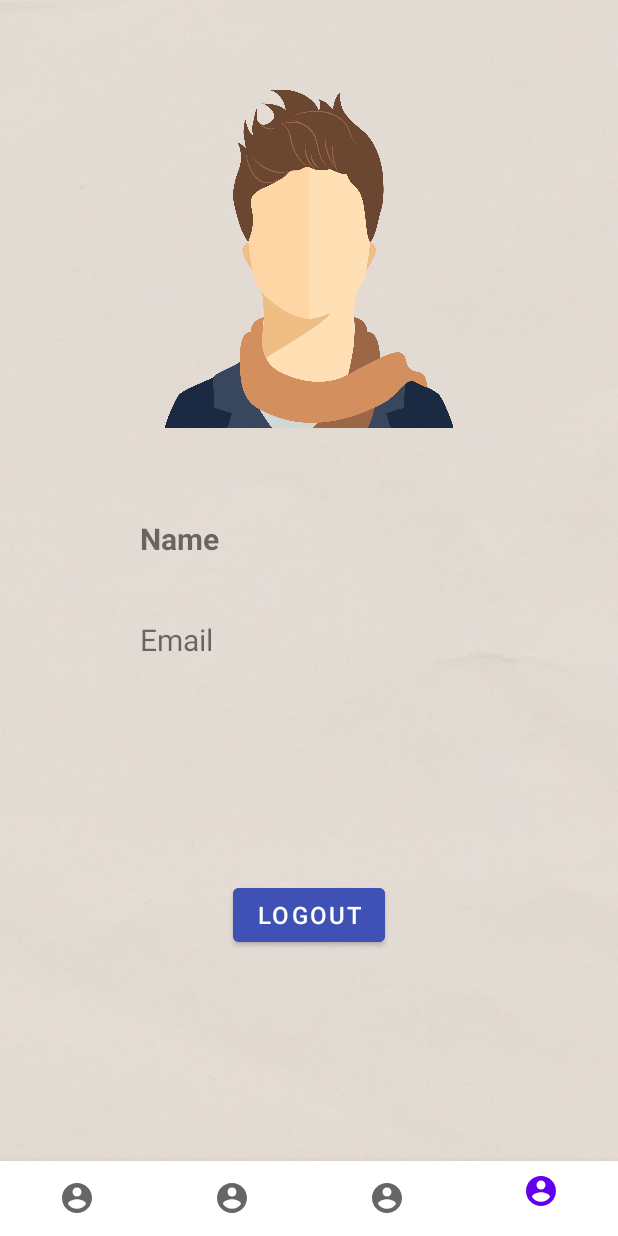
After one commit to kamalpreetsinghh/HolidayHype, an Android app: the ProfileFragment screen opened through its navigation route, on a phone screen of 412 x 824 dp. The commit adds this screen. Run offline under Robolectric (Android 15) with nearby library versions, the phone set to English and light mode, and no system bars; our stand-ins replace Firebase (no records; nobody signed in at launch, a user with empty details on screens opened directly), navigation-ui.

Commit message:
Added tab bar and logout and profile screen

```diff
--- a/app/build.gradle
+++ b/app/build.gradle
@@ -36,6 +36,8 @@ dependencies {
     implementation 'androidx.appcompat:appcompat:1.3.0'
     implementation 'com.google.android.material:material:1.4.0'
     implementation 'androidx.constraintlayout:constraintlayout:2.0.4'
+    implementation 'androidx.navigation:navigation-fragment:2.4.2'
+    implementation 'androidx.navigation:navigation-ui:2.4.2'
     testImplementation 'junit:junit:4.13.2'
     androidTestImplementation 'androidx.test.ext:junit:1.1.3'
     androidTestImplementation 'androidx.test.espresso:espresso-core:3.4.0'
--- /dev/null
+++ b/app/src/main/java/com/example/holidayhype/views/AttractionsFragment.java
@@ -0,0 +1,66 @@
+package com.example.holidayhype.views;
+
+import android.os.Bundle;
+
+import androidx.fragment.app.Fragment;
+
+import android.view.LayoutInflater;
+import android.view.View;
+import android.view.ViewGroup;
+
+import com.example.holidayhype.R;
+
+/**
+ * A simple {@link Fragment} subclass.
+ * Use the {@link AttractionsFragment#newInstance} factory method to
+ * create an instance of this fragment.
+ */
+public class AttractionsFragment extends Fragment {
+
+    // TODO: Rename parameter arguments, choose names that match
+    // the fragment initialization parameters, e.g. ARG_ITEM_NUMBER
+    private static final String ARG_PARAM1 = "param1";
+    private static final String ARG_PARAM2 = "param2";
+
+    // TODO: Rename and change types of parameters
+    private String mParam1;
+    private String mParam2;
+
+    public AttractionsFragment() {
+        // Required empty public constructor
+    }
+
+    /**
+     * Use this factory method to create a new instance of
+     * this fragment using the provided parameters.
+     *
+     * @param param1 Parameter 1.
+     * @param param2 Parameter 2.
+     * @return A new instance of fragment AttractionsFragment.
+     */
+    // TODO: Rename and change types and number of parameters
+    public static AttractionsFragment newInstance(String param1, String param2) {
+        AttractionsFragment fragment = new AttractionsFragment();
+        Bundle args = new Bundle();
+        args.putString(ARG_PARAM1, param1);
+        args.putString(ARG_PARAM2, param2);
+        fragment.setArguments(args);
+        return fragment;
+    }
+
+    @Override
+    public void onCreate(Bundle savedInstanceState) {
+        super.onCreate(savedInstanceState);
+        if (getArguments() != null) {
+            mParam1 = getArguments().getString(ARG_PARAM1);
+            mParam2 = getArguments().getString(ARG_PARAM2);
+        }
+    }
+
+    @Override
+    public View onCreateView(LayoutInflater inflater, ViewGroup container,
+                             Bundle savedInstanceState) {
+        // Inflate the layout for this fragment
+        return inflater.inflate(R.layout.fragment_attractions, container, false);
+    }
+}
--- a/app/src/main/java/com/example/holidayhype/views/MainActivity.java
+++ b/app/src/main/java/com/example/holidayhype/views/MainActivity.java
@@ -1,16 +1,30 @@
 package com.example.holidayhype.views;
 
 import androidx.appcompat.app.AppCompatActivity;
+import androidx.navigation.NavController;
+import androidx.navigation.fragment.NavHostFragment;
+import androidx.navigation.ui.NavigationUI;
 
 import android.os.Bundle;
 
 import com.example.holidayhype.R;
+import com.example.holidayhype.databinding.ActivityMainBinding;
+import com.google.android.material.bottomnavigation.BottomNavigationView;
 
 public class MainActivity extends AppCompatActivity {
+    private final String TAG = this.getClass().getCanonicalName();
+    private ActivityMainBinding binding;
 
     @Override
     protected void onCreate(Bundle savedInstanceState) {
         super.onCreate(savedInstanceState);
-        setContentView(R.layout.activity_main);
+        this.binding = ActivityMainBinding.inflate(getLayoutInflater());
+        setContentView(this.binding.getRoot());
+
+        BottomNavigationView bottomNavigationView = this.binding.bottomNavigationView;
+        NavHostFragment navHostFragment = (NavHostFragment) getSupportFragmentManager()
+                .findFragmentById(R.id.fragmentContainerView);
+        NavController navController = navHostFragment.getNavController();
+        NavigationUI.setupWithNavController(bottomNavigationView, navController);
     }
 }
--- /dev/null
+++ b/app/src/main/java/com/example/holidayhype/views/ProfileFragment.java
@@ -0,0 +1,102 @@
+package com.example.holidayhype.views;
+
+import android.content.Intent;
+import android.os.Bundle;
+
+import androidx.fragment.app.Fragment;
+import androidx.lifecycle.Observer;
+
+import android.view.LayoutInflater;
+import android.view.View;
+import android.view.ViewGroup;
+
+import com.example.holidayhype.R;
+import com.example.holidayhype.databinding.FragmentProfileBinding;
+import com.example.holidayhype.models.User;
+import com.example.holidayhype.viewmodels.UserViewModel;
+import com.google.firebase.auth.FirebaseAuth;
+import com.google.firebase.auth.FirebaseUser;
+
+/**
+ * A simple {@link Fragment} subclass.
+ * Use the {@link ProfileFragment#newInstance} factory method to
+ * create an instance of this fragment.
+ */
+public class ProfileFragment extends Fragment {
+    private FragmentProfileBinding binding;
+    private FirebaseAuth mAuth;
+    private UserViewModel userViewModel;
+
+    // TODO: Rename parameter arguments, choose names that match
+    // the fragment initialization parameters, e.g. ARG_ITEM_NUMBER
+    private static final String ARG_PARAM1 = "param1";
+    private static final String ARG_PARAM2 = "param2";
+
+    // TODO: Rename and change types of parameters
+    private String mParam1;
+    private String mParam2;
+
+    public ProfileFragment() {
+        // Required empty public constructor
+    }
+
+    /**
+     * Use this factory method to create a new instance of
+     * this fragment using the provided parameters.
+     *
+     * @param param1 Parameter 1.
+     * @param param2 Parameter 2.
+     * @return A new instance of fragment ProfileFragment.
+     */
+    // TODO: Rename and change types and number of parameters
+    public static ProfileFragment newInstance(String param1, String param2) {
+        ProfileFragment fragment = new ProfileFragment();
+        Bundle args = new Bundle();
+        args.putString(ARG_PARAM1, param1);
+        args.putString(ARG_PARAM2, param2);
+        fragment.setArguments(args);
+        return fragment;
+    }
+
+    @Override
+    public void onCreate(Bundle savedInstanceState) {
+        super.onCreate(savedInstanceState);
+        if (getArguments() != null) {
+            mParam1 = getArguments().getString(ARG_PARAM1);
+            mParam2 = getArguments().getString(ARG_PARAM2);
+        }
+    }
+
+    @Override
+    public View onCreateView(LayoutInflater inflater, ViewGroup container,
+                             Bundle savedInstanceState) {
+
+        this.binding = FragmentProfileBinding.inflate(inflater, container, false);
+        this.binding.logoutButton.setOnClickListener(v ->
+                logout()
+        );
+        this.userViewModel = UserViewModel.getInstance(this.getActivity().getApplication());
+        this.mAuth = FirebaseAuth.getInstance();
+        this.loadUserDetails();
+        return this.binding.getRoot();
+    }
+
+    private void logout() {
+        mAuth.signOut();
+        Intent intent = new Intent(getActivity(), LoginActivity.class);
+        startActivity(intent);
+        this.getActivity().finish();
+    }
+
+    private void loadUserDetails() {
+        FirebaseUser currentUser = mAuth.getCurrentUser();
+        this.userViewModel.getUserDetails(currentUser.getUid()).observe(this.getActivity(), new Observer<User>() {
+            @Override
+            public void onChanged(User user) {
+                String name = user.getFirstName() + " " + user.getLastName();
+                binding.textViewName.setText(name);
+                binding.textViewEmail.setText(user.getEmail());
+            }
+        });
+    }
+}
--- /dev/null
+++ b/app/src/main/res/drawable/ic_profile.xml
@@ -0,0 +1,10 @@
+<vector xmlns:android="http://schemas.android.com/apk/res/android"
+    android:width="24dp"
+    android:height="24dp"
+    android:viewportWidth="24"
+    android:viewportHeight="24"
+    android:tint="?attr/colorControlNormal">
+  <path
+      android:fillColor="@android:color/white"
+      android:pathData="M12,2C6.48,2 2,6.48 2,12s4.48,10 10,10 10,-4.48 10,-10S17.52,2 12,2zM12,5c1.66,0 3,1.34 3,3s-1.34,3 -3,3 -3,-1.34 -3,-3 1.34,-3 3,-3zM12,19.2c-2.5,0 -4.71,-1.28 -6,-3.22 0.03,-1.99 4,-3.08 6,-3.08 1.99,0 5.97,1.09 6,3.08 -1.29,1.94 -3.5,3.22 -6,3.22z"/>
+</vector>
--- a/app/src/main/res/layout/activity_main.xml
+++ b/app/src/main/res/layout/activity_main.xml
@@ -6,13 +6,25 @@
     android:layout_height="match_parent"
     tools:context=".views.MainActivity">
 
-    <TextView
-        android:layout_width="wrap_content"
-        android:layout_height="wrap_content"
-        android:text="Hello World!"
+    <com.google.android.material.bottomnavigation.BottomNavigationView
+        android:id="@+id/bottomNavigationView"
+        android:layout_width="match_parent"
+        android:layout_height="50dp"
         app:layout_constraintBottom_toBottomOf="parent"
         app:layout_constraintEnd_toEndOf="parent"
         app:layout_constraintStart_toStartOf="parent"
-        app:layout_constraintTop_toTopOf="parent" />
+        app:menu="@menu/bottom_nav_menu"/>
+
+    <androidx.fragment.app.FragmentContainerView
+        android:id="@+id/fragmentContainerView"
+        android:name="androidx.navigation.fragment.NavHostFragment"
+        android:layout_width="match_parent"
+        android:layout_height="match_parent"
+        app:defaultNavHost="true"
+        app:layout_constraintBottom_toTopOf="@+id/bottomNavigationView"
+        app:layout_constraintEnd_toEndOf="parent"
+        app:layout_constraintStart_toStartOf="parent"
+        app:layout_constraintTop_toTopOf="parent"
+        app:navGraph="@navigation/app_nav" />
 
 </androidx.constraintlayout.widget.ConstraintLayout>
--- /dev/null
+++ b/app/src/main/res/layout/fragment_profile.xml
@@ -0,0 +1,61 @@
+<?xml version="1.0" encoding="utf-8"?>
+<androidx.constraintlayout.widget.ConstraintLayout xmlns:android="http://schemas.android.com/apk/res/android"
+    xmlns:app="http://schemas.android.com/apk/res-auto"
+    xmlns:tools="http://schemas.android.com/tools"
+    android:layout_width="match_parent"
+    android:layout_height="match_parent"
+    android:background="@drawable/img_app_background"
+    tools:context=".views.ProfileFragment">
+
+    <ImageView
+        android:id="@+id/imageViewProfile"
+        android:layout_width="225dp"
+        android:layout_height="225dp"
+        android:layout_marginTop="60dp"
+        android:contentDescription="@string/profilePicture"
+        app:layout_constraintEnd_toEndOf="parent"
+        app:layout_constraintStart_toStartOf="parent"
+        app:layout_constraintTop_toTopOf="parent"
+        tools:ignore="ImageContrastCheck"
+        android:src="@drawable/avatar_transparent" />
+
+    <TextView
+        android:id="@+id/textViewEmail"
+        android:layout_width="wrap_content"
+        android:layout_height="wrap_content"
+        android:layout_marginTop="40dp"
+        android:text="@string/textviewProfileEmail"
+        android:textSize="20sp"
+        app:layout_constraintEnd_toEndOf="parent"
+        app:layout_constraintHorizontal_bias="0.257"
+        app:layout_constraintStart_toStartOf="parent"
+        app:layout_constraintTop_toBottomOf="@+id/textViewName" />
+
+    <TextView
+        android:id="@+id/textViewName"
+        android:layout_width="wrap_content"
+        android:layout_height="wrap_content"
+        android:layout_marginTop="60dp"
+        android:text="@string/textViewProfileName"
+        android:textSize="20sp"
+        android:textStyle="bold"
+        app:layout_constraintEnd_toEndOf="parent"
+        app:layout_constraintHorizontal_bias="0.259"
+        app:layout_constraintStart_toStartOf="parent"
+        app:layout_constraintTop_toBottomOf="@+id/imageViewProfile" />
+
+    <Button
+        android:id="@+id/logoutButton"
+        android:layout_width="wrap_content"
+        android:layout_height="wrap_content"
+        android:backgroundTint="#3F51B5"
+        android:text="@string/buttonLogout"
+        android:textColor="#FFFFFF"
+        android:textSize="16sp"
+        app:layout_constraintBottom_toBottomOf="parent"
+        app:layout_constraintEnd_toEndOf="parent"
+        app:layout_constraintStart_toStartOf="parent"
+        app:layout_constraintTop_toBottomOf="@+id/textViewEmail"
+        app:layout_constraintVertical_bias="0.434" />
+
+</androidx.constraintlayout.widget.ConstraintLayout>
--- /dev/null
+++ b/app/src/main/res/menu/bottom_nav_menu.xml
@@ -0,0 +1,15 @@
+<?xml version="1.0" encoding="utf-8"?>
+<menu xmlns:android="http://schemas.android.com/apk/res/android">
+    <item android:id="@+id/attractionsFragment"
+        android:title="@string/bottom_nav_attractions"
+        android:icon="@drawable/ic_profile" />
+    <item android:id="@+id/hotelsFragment"
+        android:title="@string/bottom_nav_hotels"
+        android:icon="@drawable/ic_profile" />
+    <item android:id="@+id/restaurantsFragment"
+        android:title="@string/bottom_nav_restaurants"
+        android:icon="@drawable/ic_profile" />
+    <item android:id="@+id/profileFragment"
+        android:title="@string/bottom_nav_profile"
+        android:icon="@drawable/ic_profile" />
+</menu>
--- /dev/null
+++ b/app/src/main/res/navigation/app_nav.xml
@@ -0,0 +1,28 @@
+<?xml version="1.0" encoding="utf-8"?>
+<navigation xmlns:android="http://schemas.android.com/apk/res/android"
+    xmlns:app="http://schemas.android.com/apk/res-auto"
+    xmlns:tools="http://schemas.android.com/tools"
+    android:id="@+id/app_nav"
+    app:startDestination="@id/attractionsFragment">
+
+    <fragment
+        android:id="@+id/profileFragment"
+        android:name="com.example.holidayhype.views.ProfileFragment"
+        android:label="fragment_profile"
+        tools:layout="@layout/fragment_profile" />
+    <fragment
+        android:id="@+id/attractionsFragment"
+        android:name="com.example.holidayhype.views.AttractionsFragment"
+        android:label="fragment_attractions"
+        tools:layout="@layout/fragment_attractions" />
+    <fragment
+        android:id="@+id/hotelsFragment"
+        android:name="com.example.holidayhype.views.HotelsFragment"
+        android:label="fragment_hotels"
+        tools:layout="@layout/fragment_hotels" />
+    <fragment
+        android:id="@+id/restaurantsFragment"
+        android:name="com.example.holidayhype.views.RestaurantsFragment"
+        android:label="fragment_restaurants"
+        tools:layout="@layout/fragment_restaurants" />
+</navigation>
--- a/app/src/main/res/values/strings.xml
+++ b/app/src/main/res/values/strings.xml
@@ -9,4 +9,16 @@
     <string name="hintLastName">Last Name</string>
     <string name="hintConfirmPassword">Confirm Password</string>
     <string name="buttonCreateAccount">Create Account</string>
+    <string name="bottom_nav_attractions"> </string>
+    <string name="bottom_nav_hotels"> </string>
+    <string name="bottom_nav_restaurants"> </string>
+    <string name="bottom_nav_profile"> </string>
+    <string name="attractions_fragment">Attractions fragment</string>
+    <string name="hotels_fragment">Hotels fragment</string>
+    <string name="restaurants_fragment">Restaurants fragment</string>
+    <string name="profile_fragment">Profile fragment</string>
+    <string name="textViewProfileName">Name</string>
+    <string name="textviewProfileEmail">Email</string>
+    <string name="buttonLogout">Logout</string>
+    <string name="profilePicture">Profile Picture</string>
 </resources>
--- a/app/src/main/res/values/themes.xml
+++ b/app/src/main/res/values/themes.xml
@@ -1,6 +1,6 @@
 <resources xmlns:tools="http://schemas.android.com/tools">
     <!-- Base application theme. -->
-    <style name="Theme.HolidayHype" parent="Theme.MaterialComponents.DayNight.DarkActionBar">
+    <style name="Theme.HolidayHype" parent="Theme.MaterialComponents.DayNight.NoActionBar">
         <!-- Primary brand color. -->
         <item name="colorPrimary">@color/purple_500</item>
         <item name="colorPrimaryVariant">@color/purple_700</item>
```
Also changed, not shown: app/src/main/java/com/example/holidayhype/views/HotelsFragment.java (added, +66 -0 lines), app/src/main/java/com/example/holidayhype/views/RestaurantsFragment.java (added, +66 -0 lines), app/src/main/res/layout/fragment_attractions.xml (added, +14 -0 lines), app/src/main/res/layout/fragment_hotels.xml (added, +14 -0 lines), app/src/main/res/layout/fragment_restaurants.xml (added, +14 -0 lines), app/src/main/res/drawable/avatar_transparent.png (added), app/src/main/res/drawable/img_app_background.jpg (added).
